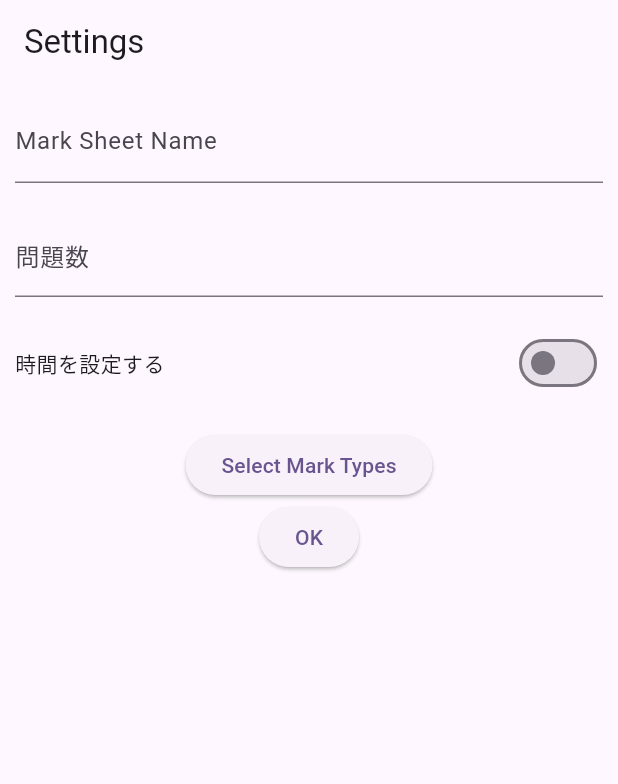
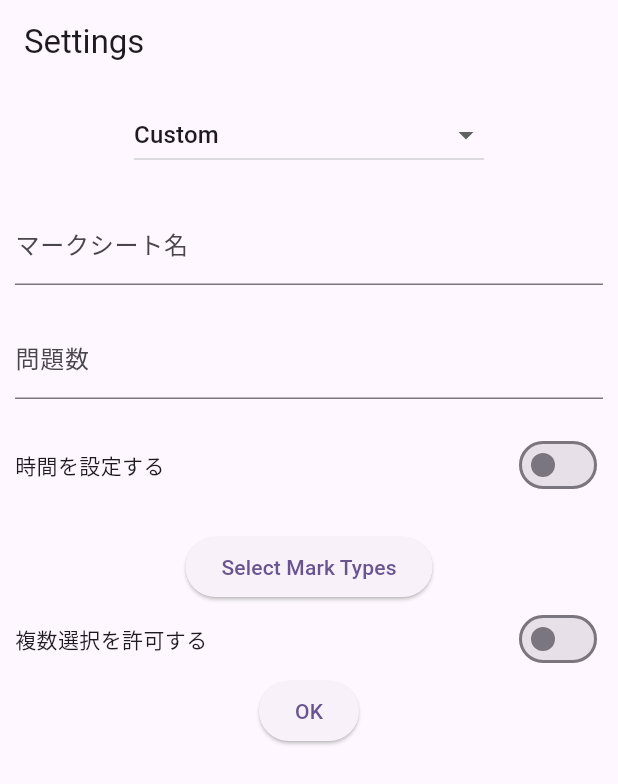
Before and after one commit to Teepen-kun/MarkSheetsFlutter, a Flutter app: the screen it shows after launch, on a phone screen of 412 x 824 dp. Shown: the top 784 px of the screen. Run offline on Flutter 3.47's test engine with Material 3 defaults, Android fonts, the phone set to English and light mode, and no system bars; our stand-ins replace numberpicker.

Commit message:
使用するマークの種類をMarkSheetのスクリーンに渡せるように．マークの複数選択の可否を選択可能に．マークシートのテンプレートを作成．

```diff
--- a/marksheets/lib/MarkSheet.dart
+++ b/marksheets/lib/MarkSheet.dart
@@ -1,19 +1,24 @@
 import 'package:flutter/material.dart';
 import 'dart:async';
 
-int numMarks = 10; //各解答番号（各行）ごとのマークの数
 
 class Marksheet extends StatefulWidget {
   const Marksheet({
     super.key,
     required this.title,
     required this.numCellRows,
-    required this.timelimit
+    required this.isTimeLimitEnabled,
+    required this.timelimit,
+    required this.marks,
+    required this.isMultipleSelectionAllowed
     });
 
   final String title;
   final int numCellRows; //表示する行数
+  final bool isTimeLimitEnabled; //制限時間の可否
   final int timelimit; //制限時間
+  final List<String> marks; //選択したマークの種類
+  final bool isMultipleSelectionAllowed; //複数選択の可否
 
   @override
   State<Marksheet> createState() => _Marksheet();
@@ -28,6 +33,7 @@ class _Marksheet extends State<Marksheet> {
   //各回答ごとのマーク
   late List<List<Color>> markColors;
   late List<int?> selectedMark;
+  late List<List<bool>> selectedMarks;
 
   @override
   void initState(){ //widgetプロパティを使うため
@@ -35,10 +41,14 @@ class _Marksheet extends State<Marksheet> {
   remainingTime = widget.timelimit; // 初期残り時間をセット
   markColors = List.generate(
     widget.numCellRows,
-    (indexCellRows) => List.generate(numMarks, (indexMarks) => Colors.white));
+    (indexCellRows) => List.generate(widget.marks.length, (indexMarks) => Colors.white));
 
-  //各問題の現在の選択．1つの回答欄行に複数選択するのを防ぐため必要．
-  selectedMark = List.generate(widget.numCellRows,(index) => null);
+  //各問題の現在の選択．複数選択がtrueならselectedMarks, falseならselectedMark．
+    if (widget.isMultipleSelectionAllowed) {
+      selectedMarks = List.generate(widget.numCellRows, (_) => List.filled(widget.marks.length, false));
+    } else {
+      selectedMark = List.generate(widget.numCellRows, (index) => null);
+    }
   }
 
   // hh:mm:ssのフォーマットに変換
@@ -75,12 +85,16 @@ class _Marksheet extends State<Marksheet> {
 
   // MarkBoxセル生成
   List<Widget> buildMarkBox(int indexCellRow) {
-    return List.generate(numMarks, (index) {
+    return List.generate(widget.marks.length, (index) {
       return Padding(
         padding: const EdgeInsets.symmetric(horizontal: 2.0),
         child: GestureDetector(
           onTap: (){
             setState(() {
+              if (widget.isMultipleSelectionAllowed) {
+                selectedMarks[indexCellRow][index] = !selectedMarks[indexCellRow][index];
+                markColors[indexCellRow][index] = selectedMarks[indexCellRow][index] ? Colors.black45 : Colors.white;
+              } else {
               if(selectedMark[indexCellRow] == index){
                 markColors[indexCellRow][index] = Colors.white;
                 selectedMark[indexCellRow] = null;
@@ -91,7 +105,9 @@ class _Marksheet extends State<Marksheet> {
               markColors[indexCellRow][index] = Colors.black45;
               selectedMark[indexCellRow] = index;
               }
+              }
             });
+
           },
           child: Container(
             decoration: BoxDecoration(
@@ -99,11 +115,11 @@ class _Marksheet extends State<Marksheet> {
               border: Border.all(color: Colors.black38 ),
             ),
             child: CircleAvatar(
-              radius: 10,
+              radius: 20,
               backgroundColor: markColors[indexCellRow][index],
               child: Text(
-                '$index',
-                style: TextStyle(fontSize: 10.5, color: Colors.black87),
+                '${widget.marks[index]}',
+                style: TextStyle(fontSize: 15, color: Colors.black87),
               ),
             ),
           ),
--- a/marksheets/lib/SettingScreen.dart
+++ b/marksheets/lib/SettingScreen.dart
@@ -2,6 +2,7 @@ import 'package:flutter/material.dart';
 import 'package:flutter/services.dart';
 import 'MarkSheet.dart';
 import 'package:numberpicker/numberpicker.dart';
+import 'templates.dart';
 
 
 class SettingScreen extends StatefulWidget{
@@ -18,9 +19,12 @@ class _SettingScreen extends State<SettingScreen>{
   int _timeLimitHour = 1; // 選択された時間
   int _timeLimitMinute = 0; //分
   int _timeLimitSecond = 0; //秒
-  String selectedMarkType = 'A-Z'; // デフォルトは 'A-Z'
   final List<String> markTypes = ['a-z', 'A-Z', '0-9', '+-', 'あ-ん', 'ア-ン'];
   List<String> selectedMarkTypes = ['1','2','3','4'];
+  bool _isMultipleSelectionAllowed = false; //複数選択の可否
+
+  String selectedTemplate = 'Custom';  //テンプレ
+
 
   @override
   void dispose() {
@@ -36,15 +40,46 @@ class _SettingScreen extends State<SettingScreen>{
         appBar: AppBar(title: Text('Settings')),
         body: Padding(
         padding: const EdgeInsets.all(10.0),
+        child: SingleChildScrollView(
           child: Column(
             //mainAxisAlignment: MainAxisAlignment.center,
             children: [
+            // テンプレート選択プルダウン
+              DropdownButton<String>(
+                value: selectedTemplate,
+                items: templates.map((template) {
+                  return DropdownMenuItem<String>(
+                    value: template['name'],
+                    child: Text(template['name']),
+                  );
+                }).toList(),
+                onChanged: (value) {
+                  setState(() {
+                    selectedTemplate = value!;
+                    final template = templates.firstWhere((template) => template['name'] == selectedTemplate);
+
+                    // 選択したテンプレートの値を設定する
+                    _marksheetnameController.text = selectedTemplate;
+                    _numberofquestionController.text = template['questions'].toString();
+                    selectedMarkTypes = List<String>.from(template['markTypes']);
+
+                    _isTimeLimitEnabled = template['isTimeLimitEnabled'];
+                    _timeLimitHour = template['timeLimitHour'];
+                    _timeLimitMinute = template['timeLimitMinute'];
+                    _timeLimitSecond = template['timeLimitSecond'];
+                    _isMultipleSelectionAllowed = template['isMultipleSelectionAllowed'];
+                  });
+                },
+              ),
+
+              const SizedBox(height: 20),
+
             //マークシート名入力欄
             TextField(
                 controller: _marksheetnameController,
-              decoration: InputDecoration(labelText: 'Mark Sheet Name'),//MarkSheetの名前
+                decoration: InputDecoration(labelText: 'マークシート名'),//MarkSheetの名前
               ),
-          SizedBox(height: 20),
+            const SizedBox(height: 20),
 
             //問題数入力欄
             TextField(
@@ -53,7 +88,7 @@ class _SettingScreen extends State<SettingScreen>{
                 keyboardType: TextInputType.number,
                 inputFormatters: [FilteringTextInputFormatter.digitsOnly], //数値限定
               ),
-          SizedBox(height: 20),
+            const SizedBox(height: 20),
 
             //時間設定欄，時間必要ならNumberPicker表示，不要ならなにもでない
             Row(
@@ -109,11 +144,26 @@ class _SettingScreen extends State<SettingScreen>{
                       )
                   ],
                 ),
-            SizedBox(height: 20),
+              const SizedBox(height: 20),
 
               ElevatedButton(
                 onPressed: () => _showMarkSelectDialog(selectedMarkTypes),
                 child: Text("Select Mark Types"),
+              ),
+
+              Row(
+                mainAxisAlignment: MainAxisAlignment.spaceBetween,
+                children: [
+                  Text("複数選択を許可する"),
+                  Switch(
+                    value: _isMultipleSelectionAllowed,
+                    onChanged: (value) {
+                      setState(() {
+                        _isMultipleSelectionAllowed= value;
+                      });
+                    },
+                  ),
+                ],
               ),
 
             //設定完了！！！！！！
@@ -130,7 +180,10 @@ class _SettingScreen extends State<SettingScreen>{
                       builder: (context) => Marksheet(
                       title: _marksheetnameController.text,
                       numCellRows: numberOfQuestions,
+                      isTimeLimitEnabled:_isTimeLimitEnabled,
                       timelimit: _TimeLimit,
+                      marks: selectedMarkTypes,
+                      isMultipleSelectionAllowed: _isMultipleSelectionAllowed
                       ),
                   )
                 );
@@ -140,7 +193,8 @@ class _SettingScreen extends State<SettingScreen>{
               },
             )
 
-        ],)
+          ],),
+        )
       )
     );
   }
--- /dev/null
+++ b/marksheets/lib/templates.dart
@@ -0,0 +1,126 @@
+
+  final List<Map<String, dynamic>> templates = [
+    {
+      'name': '共通テスト 国語',
+      'questions': 90,
+      'markTypes': ['1', '2', '3', '4','5','6','7','8','9'],
+      'isTimeLimitEnabled': true,
+      'timeLimitHour':1,
+      'timeLimitMinute': 30,
+      'timeLimitSecond': 0,
+      'isMultipleSelectionAllowed' : false
+    },
+    {
+      'name': '共通テスト 社会',
+      'questions': 90,
+      'markTypes': ['1', '2', '3', '4','5','6','7','8','9'],
+      'isTimeLimitEnabled': true,
+      'timeLimitHour':1,
+      'timeLimitMinute': 0,
+      'timeLimitSecond': 0,
+      'isMultipleSelectionAllowed' : false
+    },
+    {
+      'name': '共通テスト 英語(筆記)',
+      'questions': 90,
+      'markTypes': ['1', '2', '3', '4','5','6','7','8','9'],
+      'isTimeLimitEnabled': true,
+      'timeLimitHour':1,
+      'timeLimitMinute': 20,
+      'timeLimitSecond': 0,
+      'isMultipleSelectionAllowed' : false
+    },
+    {
+      'name': '共通テスト 英語(リスニング)',
+      'questions': 50,
+      'markTypes': ['1', '2', '3', '4','5','6'],
+      'isTimeLimitEnabled': true,
+      'timeLimitHour':1,
+      'timeLimitMinute': 0,
+      'timeLimitSecond': 0,
+      'isMultipleSelectionAllowed' : false
+    },
+
+    {
+      'name': '共通テスト 理科',
+      'questions': 50,
+      'markTypes': ['0','1', '2', '3', '4','5','6','7','8','9','a','b'],
+      'isTimeLimitEnabled': true,
+      'timeLimitHour':1,
+      'timeLimitMinute': 0,
+      'timeLimitSecond': 0,
+      'isMultipleSelectionAllowed' : false
+    },
+
+    {
+      'name': '共通テスト 数学①',
+      'questions': 90,
+      'markTypes': ['-','±','0','1', '2', '3', '4','5','6','7','8','9'],
+      'isTimeLimitEnabled': true,
+      'timeLimitHour':1,
+      'timeLimitMinute': 10,
+      'timeLimitSecond': 0,
+      'isMultipleSelectionAllowed' : false
+    },
+    {
+      'name': '共通テスト 数学②',
+      'questions': 90,
+      'markTypes': ['-','0','1', '2', '3', '4','5','6','7','8','9','a','b','c','d'],
+      'isTimeLimitEnabled': true,
+      'timeLimitHour':1,
+      'timeLimitMinute': 10,
+      'timeLimitSecond': 0,
+      'isMultipleSelectionAllowed' : false
+    },
+    {
+      'name': '共通テスト 情報①',
+      'questions': 90,
+      'markTypes': ['0','1', '2', '3', '4','5','6','7','8','9'],
+      'isTimeLimitEnabled': true,
+      'timeLimitHour':1,
+      'timeLimitMinute': 0,
+      'timeLimitSecond': 0,
+      'isMultipleSelectionAllowed' : false
+    },
+
+    {
+      'name': 'TOEIC L&R',
+      'questions': 200,
+      'markTypes': ['A', 'B', 'C', 'D'],
+      'isTimeLimitEnabled': true,
+      'timeLimitHour': 2,
+      'timeLimitMinute': 0,
+      'timeLimitSecond': 0,
+      'isMultipleSelectionAllowed' : false
+    },
+    {
+      'name': 'TOEIC Listening',
+      'questions': 200,
+      'markTypes': ['A', 'B', 'C', 'D'],
+      'isTimeLimitEnabled': true,
+      'timeLimitHour': 0,
+      'timeLimitMinute': 45,
+      'timeLimitSecond': 0,
+      'isMultipleSelectionAllowed' : false
+    },
+    {
+      'name': 'TOEIC Reading',
+      'questions': 200,
+      'markTypes': ['A', 'B', 'C', 'D'],
+      'isTimeLimitEnabled': true,
+      'timeLimitHour': 1,
+      'timeLimitMinute': 15,
+      'timeLimitSecond': 0,
+      'isMultipleSelectionAllowed' : false
+    },
+    {
+      'name': 'Custom',
+      'questions': 10,
+      'markTypes': ['1','2','3','4'],
+      'isTimeLimitEnabled': false,
+      'timeLimitHour': 1,
+      'timeLimitMinute': 0,
+      'timeLimitSecond': 0,
+      'isMultipleSelectionAllowed' : false
+    },
+  ];
```
Lines whose indentation alone changed are shown as unchanged.
